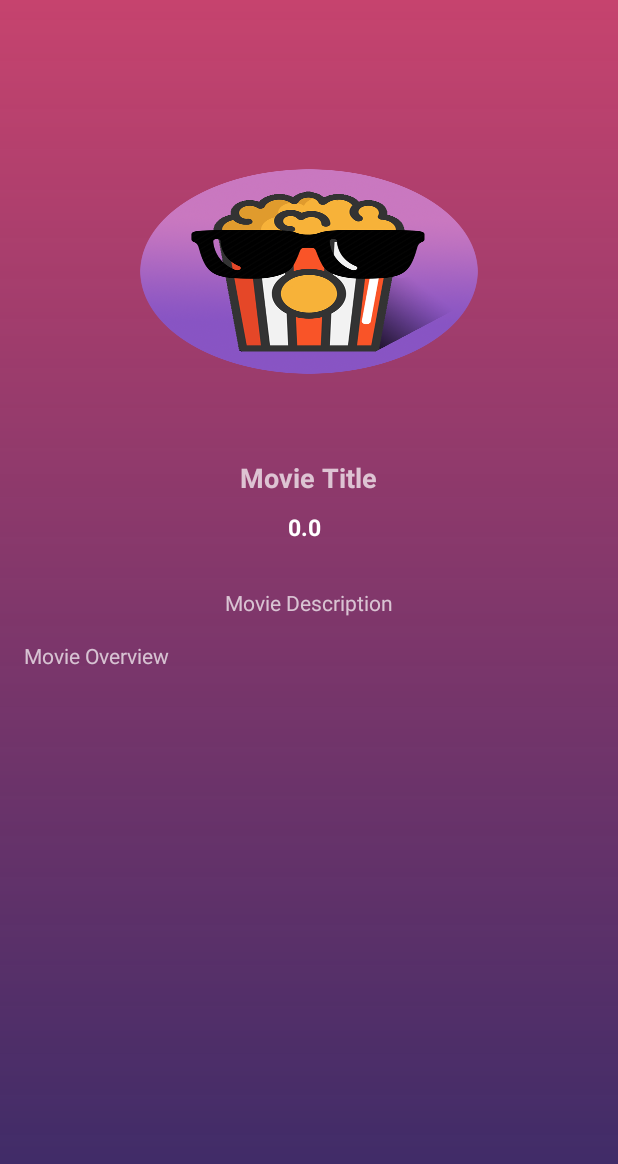
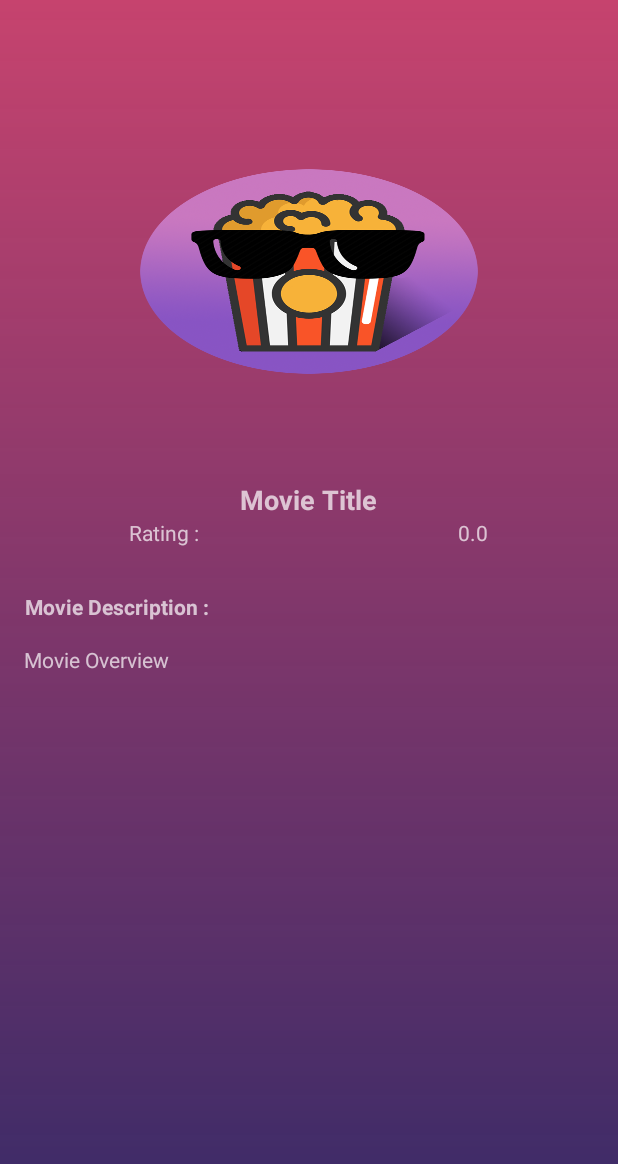
Before and after one commit to nareshban1/moviesnob, an Android app: the layout activity_details.xml on its own in the app's theme, with its tools: preview values and no code run, on a phone screen of 412 x 824 dp. Shown: the top 1164 px of the screen. Run offline under Robolectric (Android 15) with nearby library versions, the phone set to English and light mode, and no system bars; network calls fail; Roboto replaces fonts that are not available here.

Commit message:
ratings in linear layout

```diff
--- a/app/src/main/res/layout/activity_details.xml
+++ b/app/src/main/res/layout/activity_details.xml
@@ -19,34 +19,63 @@
         android:layout_width="match_parent"
         android:layout_height="250dp"
         android:background="@drawable/sss" />
-    <TextView
-        android:layout_width="wrap_content"
-        android:layout_height="wrap_content"
-        android:id="@+id/movie_name"
-        android:text="Movie Title"
-        android:layout_gravity="center"
-        android:textStyle="bold"
-        android:textSize="18sp"/>
 
     <TextView
+        android:id="@+id/movie_name"
         android:layout_width="wrap_content"
+        android:layout_height="39dp"
+        android:layout_gravity="center"
+        android:gravity="bottom|center"
+        android:text="Movie Title"
+        android:textSize="18sp"
+        android:textStyle="bold" />
+
+
+    <LinearLayout
+        android:layout_width="match_parent"
         android:layout_height="wrap_content"
+        android:orientation="horizontal">
+
+        <TextView
+            android:id="@+id/ratingLabel"
+            android:layout_width="wrap_content"
+            android:layout_height="wrap_content"
+            android:layout_weight="1"
+            android:gravity="center"
+            android:text="Rating :" />
+
+        <TextView
+            android:id="@+id/rating"
+            android:layout_width="wrap_content"
+            android:layout_height="wrap_content"
+            android:layout_weight="1"
+            android:gravity="center"
+            android:text="0.0" />
+    </LinearLayout>
+
+    <!--TextView
         android:id="@+id/rating"
-        android:text="0.0"
+        android:layout_width="40dp"
+        android:layout_height="40dp"
+
         android:layout_gravity="center"
         android:layout_marginTop="10dp"
+        android:gravity="center"
+        android:paddingRight="5dp"
+        android:text="0.0"
         android:textColor="#fff"
         android:textSize="15sp"
-        android:textStyle="bold"
-        android:paddingRight="5dp"/>
+        android:textStyle="bold" /-->
+
 
     <TextView
         android:id="@+id/mdesc"
-        android:layout_width="wrap_content"
+        android:layout_width="match_parent"
+        android:layout_height="wrap_content"
+        android:layout_gravity="left"
         android:layout_marginTop="30dp"
-        android:layout_gravity="center"
-        android:layout_height="wrap_content"
-        android:text="Movie Description" />
+        android:text="     Movie Description :"
+        android:textStyle="bold" />
 
 
     <android.support.v4.widget.NestedScrollView
@@ -58,10 +87,11 @@
 
         <TextView
 
-            android:text="Movie Overview"
+            android:id="@+id/description"
             android:layout_width="match_parent"
             android:layout_height="match_parent"
-            android:id="@+id/description"/>
+            android:text="Movie Overview"
+            android:textAlignment="gravity" />
 
 
 
```
